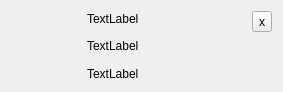
Qt form src/notification.ui (lxqt/lxqt-notificationd) before a commit.
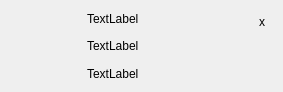
The same form after that commit.

Commit message: Add use parts of razor-runner theme for notifications

```diff
--- a/src/notification.ui
+++ b/src/notification.ui
@@ -126,6 +126,9 @@
          <property name="text">
           <string>x</string>
          </property>
+         <property name="autoRaise">
+          <bool>true</bool>
+         </property>
         </widget>
        </item>
        <item>
```
